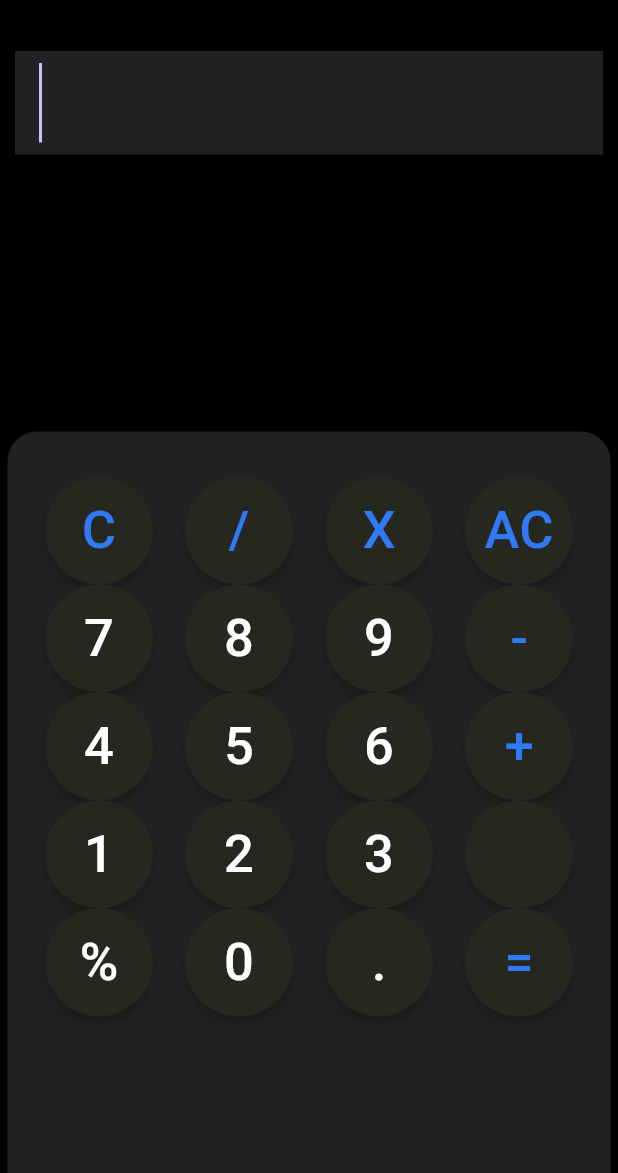
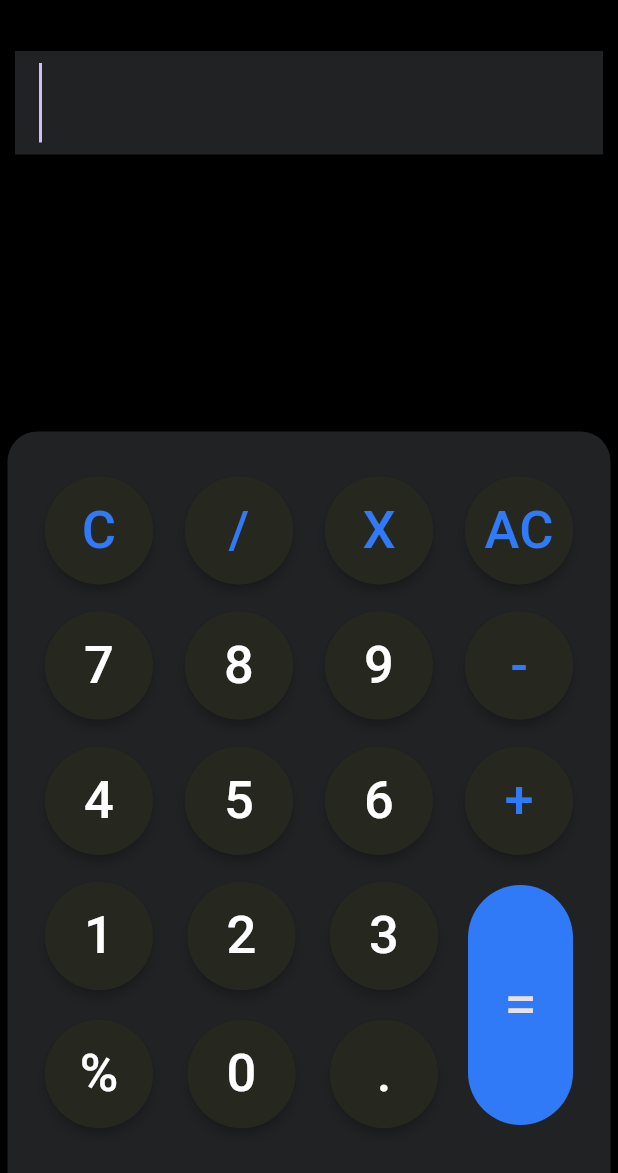
Before and after one commit to Sardar219/Calculator-App, a Flutter app: the screen it shows after launch, on a phone screen of 412 x 824 dp, the part 63-1236 px from its top. Run offline on Flutter 3.47's test engine with Material 3 defaults, Android fonts, the phone set to English and light mode, and no system bars.

Commit message:
finish the design and start the functionaly of app

```diff
--- a/lib/Widget/button.dart
+++ b/lib/Widget/button.dart
@@ -8,7 +8,11 @@ class button1 extends StatelessWidget {
   final Color textColor;
   @override
   Widget build(BuildContext context) {
-    return Material(
+    return InkWell(
+      onTap: () {
+        // TODO: on Tap
+      },
+      child: Material(
         elevation:3,
         color: AppColors.primaryColor,
         borderRadius: BorderRadius.circular(50),
@@ -17,6 +21,7 @@ class button1 extends StatelessWidget {
           child: Text(label,style: TextStyle(fontSize: 35,color: textColor),),
           backgroundColor:AppColors.secondary2Color,
         ),
+      ),
     );
   }
 }
--- /dev/null
+++ b/lib/Widget/calculat.dart
@@ -0,0 +1,20 @@
+import 'package:flutter/cupertino.dart';
+
+import '../color.dart';
+
+class calculat extends StatelessWidget {
+  const calculat({
+    super.key,
+  });
+
+  @override
+  Widget build(BuildContext context) {
+    return Container(
+      width: 70,
+      height: 160,
+
+      decoration: BoxDecoration(color: AppColors.secondaryColor,borderRadius: BorderRadius.circular(40)),
+      child: Center(child:Text("=",style: TextStyle(fontSize: 40),),),
+    );
+  }
+}
--- a/lib/Widget/data.dart
+++ b/lib/Widget/data.dart
@@ -19,9 +19,7 @@ List<Widget> buttonList=[
   button1(label: "1",),
   button1(label: "2",),
   button1(label: "3",),
-  button1(label: "",textColor: AppColors.secondaryColor,),
   button1(label: "%",),
   button1(label: "0",),
   button1(label: ".",),
-  button1(label: "=",textColor: AppColors.secondaryColor,),
 ];
--- a/lib/main.dart
+++ b/lib/main.dart
@@ -1,8 +1,10 @@
+import "package:flutter/cupertino.dart";
 import "package:flutter/material.dart";
 import "package:flutter_first/Widget/button.dart";
 import "package:flutter_first/Widget/custome.dart";
 import "package:flutter_first/color.dart";
 
+import "Widget/calculat.dart";
 import "Widget/data.dart";
 void main(){
   runApp(Calculator());
@@ -48,7 +50,9 @@ class _CalculatorState extends State<Calculator> {
                 width: double.infinity,
                 padding: padding,
                 decoration:decoration,
-                child: Column(children: [
+                child: Column(
+                  mainAxisAlignment: MainAxisAlignment.spaceBetween,
+                  children: [
                   Row(
                     mainAxisAlignment: MainAxisAlignment.spaceBetween,
                     children: List.generate(4, (index) => buttonList[index]),
@@ -62,13 +66,24 @@ class _CalculatorState extends State<Calculator> {
                     children: List.generate(4, (index) => buttonList[index+8]),
                   ),
                   Row(
-                    mainAxisAlignment: MainAxisAlignment.spaceBetween,
-                    children: List.generate(4, (index) => buttonList[index+12]),
-                  ),
-                  Row(
-                    mainAxisAlignment: MainAxisAlignment.spaceBetween,
-                    children: List.generate(4, (index) => buttonList[index+16]),
-                  ),
+                    children: [
+                      Expanded(
+                        child: Column(children: [
+                          Row(
+                            mainAxisAlignment: MainAxisAlignment.spaceBetween,
+                            children: List.generate(3, (index) => buttonList[index+12]),
+                          ),
+                          SizedBox(height: 20,),
+                          Row(
+                            mainAxisAlignment: MainAxisAlignment.spaceBetween,
+                            children: List.generate(3 , (index) => buttonList[index+15]),
+                          ),
+                        ],),
+                      ),
+                      SizedBox(width: 20,),
+                      calculat()
+                    ],
+                  )
                 ],),
               ),
 
```
Lines whose indentation alone changed are shown as unchanged.
